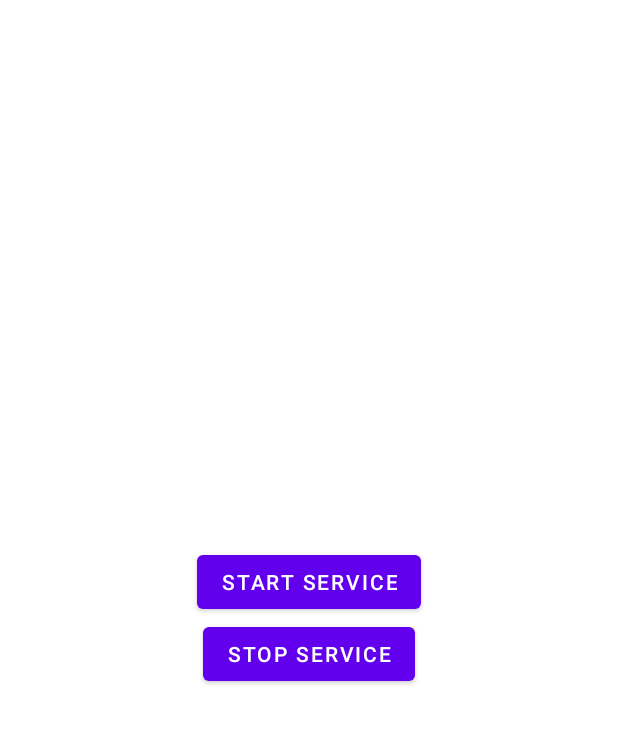
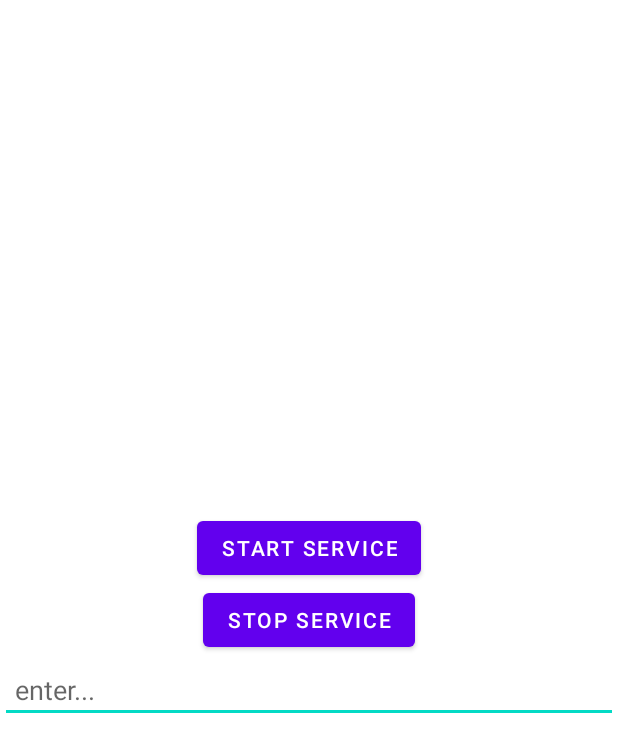
Before and after one commit to Muhammad0210/Service, an Android app: the layout activity_main.xml on its own in the app's theme, with its tools: preview values and no code run, on a phone screen of 412 x 824 dp. Shown: the top 752 px of the screen. Run offline under Robolectric (Android 15) with nearby library versions, the phone set to English and light mode, and no system bars.

```diff
--- a/app/src/main/java/com/example/service/MainActivity.kt
+++ b/app/src/main/java/com/example/service/MainActivity.kt
@@ -16,6 +16,7 @@ class MainActivity : AppCompatActivity() {
         super.onCreate(savedInstanceState)
         setContentView(binding.root)
         binding.apply {
+            val myService = StackOverflowError("Erroring")
             btnStart.setOnClickListener {
                 val worker = PeriodicWorkRequestBuilder<MyService>(15, TimeUnit.MINUTES).build()
                 WorkManager.getInstance(this@MainActivity).enqueue(worker)
--- a/app/src/main/java/com/example/service/MyService.kt
+++ b/app/src/main/java/com/example/service/MyService.kt
@@ -16,8 +16,6 @@ import java.util.*
 private const val TAG = "MyService"
 class MyService(context: Context, workerParameters: WorkerParameters) : Worker(context, workerParameters)  {
     override fun doWork(): Result {
-
-
         val date = SimpleDateFormat("dd.MM.yyyy HH:mm:ss").format(Date())
         Log.d(TAG, "doWork: $date")
 
--- a/app/src/main/res/layout/activity_main.xml
+++ b/app/src/main/res/layout/activity_main.xml
@@ -7,7 +7,6 @@
     android:gravity="center"
     android:layout_height="match_parent"
     tools:context=".MainActivity">
-
     <Button
         android:id="@+id/btn_start"
         android:layout_width="wrap_content"
@@ -19,5 +18,13 @@
         android:layout_height="wrap_content"
         android:text="Stop Service" />
 
+    <EditText
+        android:layout_width="match_parent"
+        android:layout_height="wrap_content"
+        android:hint="enter..."
+        android:id="@+id/edt"
+        android:padding="10dp"
+        />
+
 
 </LinearLayout>
```
